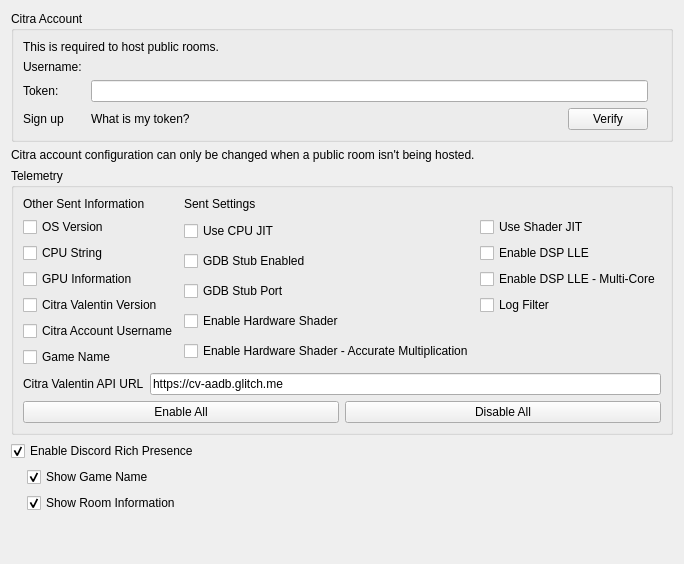
This is src/citra_qt/configuration/configure_web.ui in tbsp/citra-valentin as Qt 5 draws it before an edit. The edited form follows.
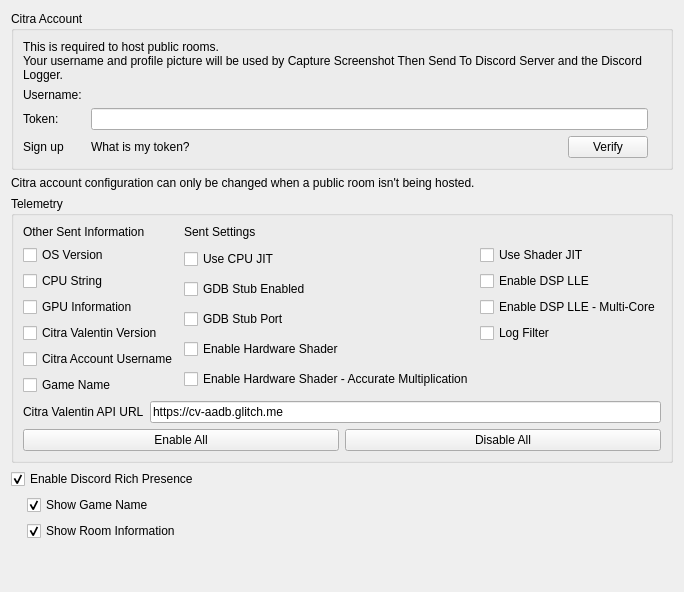
This is the edited form.

What changed in the file:
```diff
--- a/src/citra_qt/configuration/configure_web.ui
+++ b/src/citra_qt/configuration/configure_web.ui
@@ -18,7 +18,11 @@
         <item>
          <widget class="QLabel" name="web_credentials_disclaimer">
           <property name="text">
-           <string>This is required to host public rooms.</string>
+           <string>This is required to host public rooms.
+Your username and profile picture will be used by Capture Screenshot Then Send To Discord Server and the Discord Logger.</string>
+          </property>
+          <property name="wordWrap">
+           <bool>true</bool>
           </property>
          </widget>
         </item>
```
Left out of the diff: 1 changed line with no effect on the pictures.
